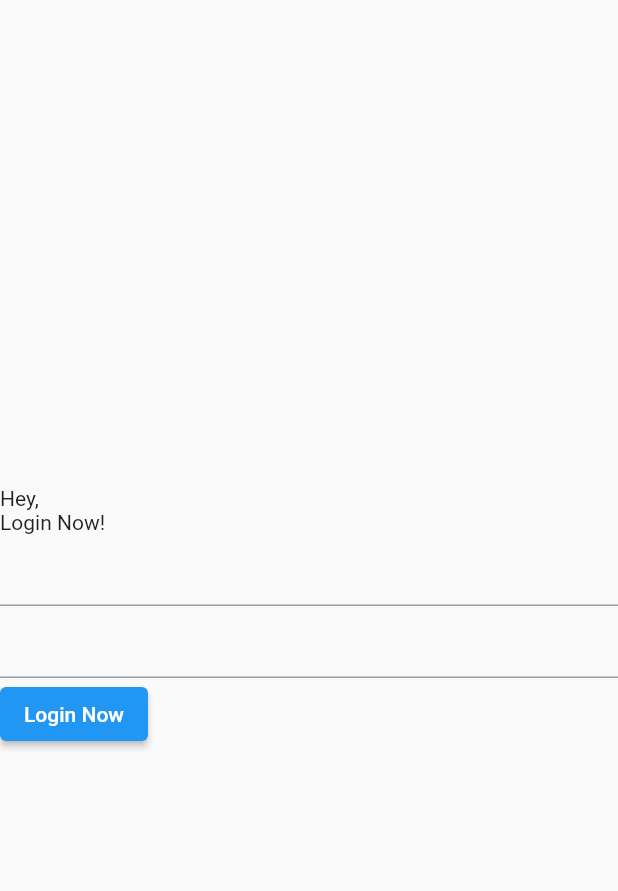
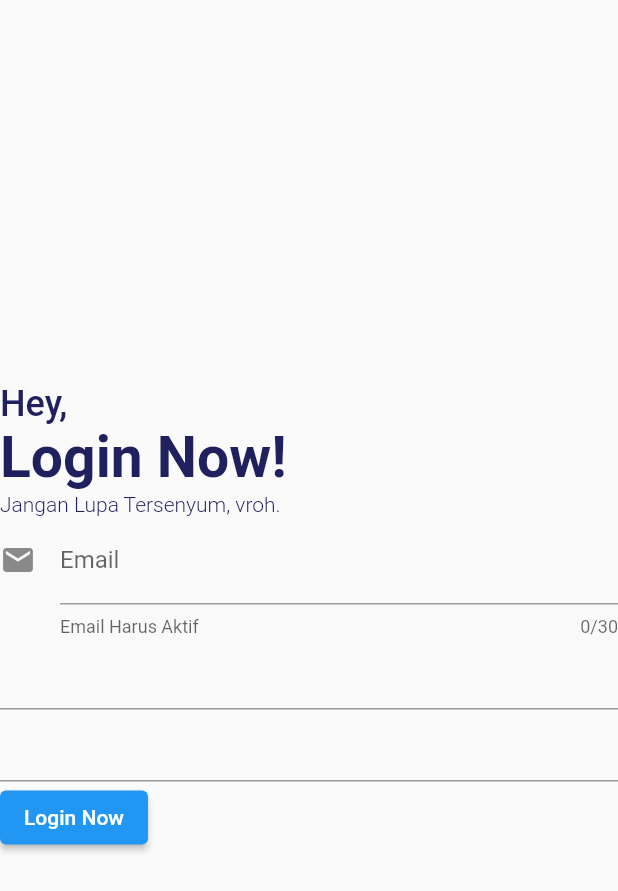
Before and after one commit to Azlan-saja/app_6simic1, a Flutter app: the screen it shows after launch, on a phone screen of 412 x 824 dp. Shown: the top 891 px of the screen. Run offline on Flutter 3.47's test engine with Material 2 defaults, Android fonts, the phone set to English and light mode, and no system bars.

Commit message:
Reseuble Widget

```diff
--- a/lib/login.dart
+++ b/lib/login.dart
@@ -1,3 +1,4 @@
+import 'package:app_6simic1/reseuble/my_widget.dart';
 import 'package:flutter/material.dart';
 
 class MyLogin extends StatelessWidget {
@@ -11,8 +12,10 @@ class MyLogin extends StatelessWidget {
           crossAxisAlignment: CrossAxisAlignment.start,
           mainAxisAlignment: MainAxisAlignment.center,
           children: [
-            const Text('Hey,'),
-            const Text('Login Now!'),
+            const MyTextSedang(text: 'Hey,'),
+            const MyTextBesar(text: 'Login Now!'),
+            const MyTextKecil(text: 'Jangan Lupa Tersenyum, vroh.'),
+            const MyTextFormField(),
             const TextField(),
             const TextField(),
             ElevatedButton(onPressed: () {}, child: const Text('Login Now')),
--- /dev/null
+++ b/lib/reseuble/my_widget.dart
@@ -0,0 +1,82 @@
+import 'package:flutter/material.dart';
+
+class MyTextBesar extends StatelessWidget {
+  final String text;
+
+  const MyTextBesar({
+    super.key,
+    required this.text,
+  });
+
+  @override
+  Widget build(BuildContext context) {
+    return Text(
+      text,
+      style: const TextStyle(
+        fontSize: 38,
+        fontWeight: FontWeight.w700,
+        color: Color(0xFF21205E),
+      ),
+    );
+  }
+}
+
+class MyTextSedang extends StatelessWidget {
+  final String text;
+
+  const MyTextSedang({
+    super.key,
+    required this.text,
+  });
+
+  @override
+  Widget build(BuildContext context) {
+    return Text(
+      text,
+      style: const TextStyle(
+        fontSize: 24,
+        fontWeight: FontWeight.w500,
+        color: Color(0xFF21205E),
+      ),
+    );
+  }
+}
+
+class MyTextKecil extends StatelessWidget {
+  final String text;
+
+  const MyTextKecil({
+    super.key,
+    required this.text,
+  });
+
+  @override
+  Widget build(BuildContext context) {
+    return Text(
+      text,
+      style: const TextStyle(
+        fontSize: 14,
+        fontWeight: FontWeight.w300,
+        color: Color(0xFF21205E),
+      ),
+    );
+  }
+}
+
+class MyTextFormField extends StatelessWidget {
+  const MyTextFormField({super.key});
+
+  @override
+  Widget build(BuildContext context) {
+    return TextFormField(
+      maxLength: 30,
+      keyboardType: TextInputType.emailAddress,
+      obscureText: false,
+      decoration: const InputDecoration(
+        icon: Icon(Icons.email),
+        labelText: 'Email',
+        helperText: 'Email Harus Aktif',
+      ),
+    );
+  }
+}
```
